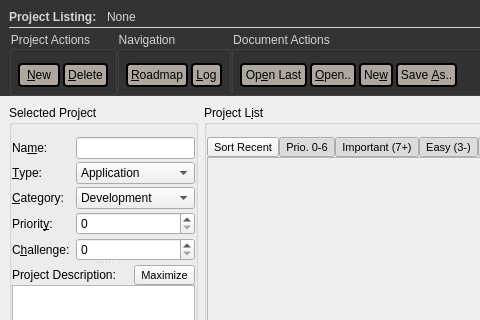
This is forms/project2.ui in skriticos/nelia1 as Qt 5 draws it before an edit; both pictures show x 0 to 480 and y 0 to 320 of the 800 by 600 pixel window. The edited form follows.
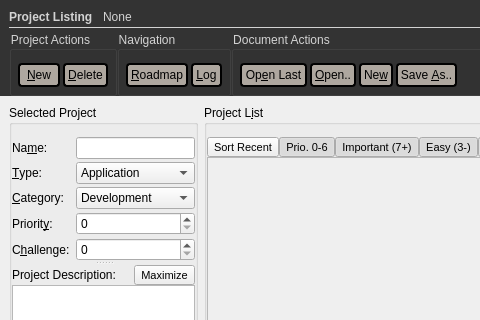
This is the edited form.

```diff
--- a/forms/project2.ui
+++ b/forms/project2.ui
@@ -140,7 +140,7 @@
             <string notr="true">color:lightgray;</string>
            </property>
            <property name="text">
-            <string>Project Listing:   </string>
+            <string>Project Listing   </string>
            </property>
           </widget>
          </item>
```
